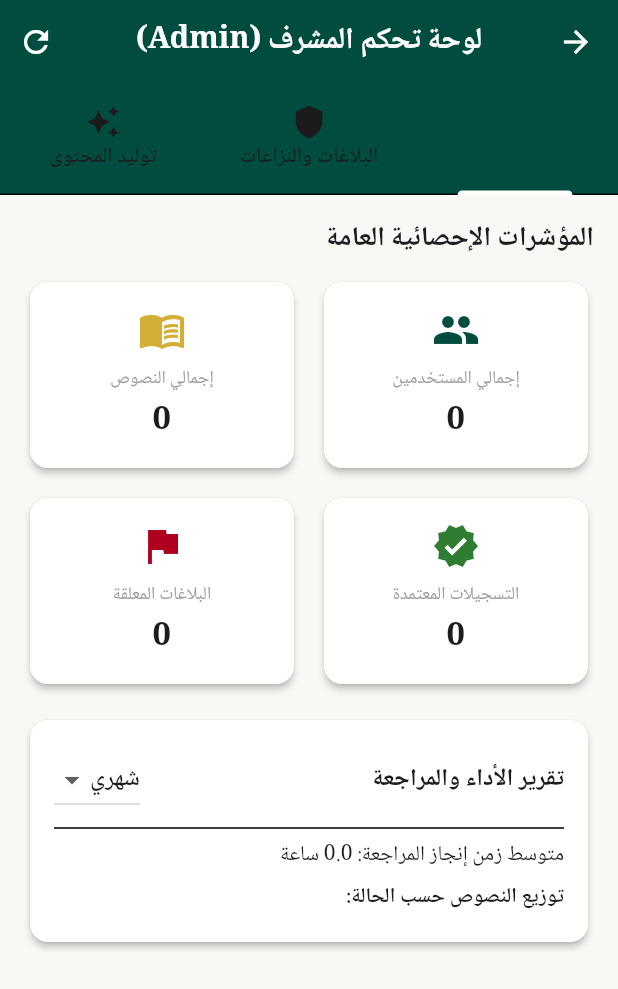
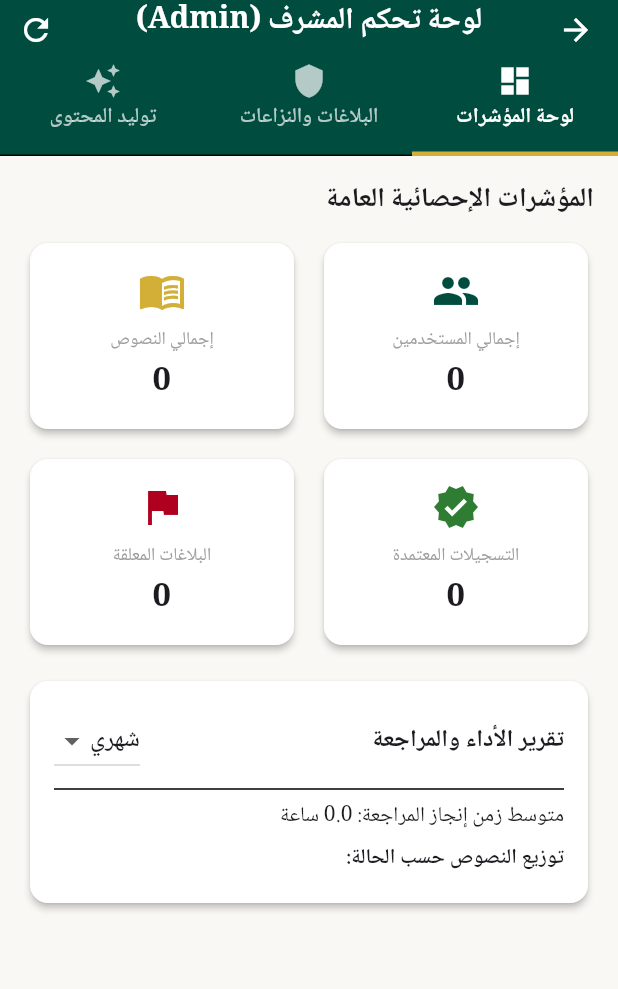
Before and after one commit to iAbdulrrahman/asghi, a Flutter app: the AdminScreen screen opened directly, on a phone screen of 412 x 824 dp. Shown: the top 989 px of the screen. Run offline on Flutter 3.47's test engine with Material 3 defaults, Android fonts, the phone set to English and light mode, and no system bars; our stand-ins replace dio, file_picker, flutter_riverpod, flutter_secure_storage, just_audio, permission_handler; missing offline and left inert: record; accounts and stored records are empty; network calls fail.

Commit message:
feat(4): set high-contrast white tab labels, gold indicator, and fixed-height tab bar

```diff
--- a/mobile/lib/screens/admin/admin_screen.dart
+++ b/mobile/lib/screens/admin/admin_screen.dart
@@ -182,14 +182,21 @@ class _AdminScreenState extends ConsumerState<AdminScreen> with SingleTickerProv
     return Scaffold(
       appBar: AppBar(
         title: const Text('لوحة تحكم المشرف (Admin)'),
-        bottom: TabBar(
-          controller: _tabController,
-          tabs: const [
+        bottom: PreferredSize(
+          preferredSize: const Size.fromHeight(48),
+          child: TabBar(
+            controller: _tabController,
+            labelColor: Colors.white,
+            unselectedLabelColor: Colors.white70,
+            indicatorColor: AppConstants.accentGold,
+            indicatorWeight: 3,
+            tabs: const [
             Tab(text: 'لوحة المؤشرات', icon: Icon(Icons.dashboard)),
             Tab(text: 'البلاغات والنزاعات', icon: Icon(Icons.shield)),
             Tab(text: 'توليد المحتوى', icon: Icon(Icons.auto_awesome)),
           ],
         ),
+          ),
         actions: [
           IconButton(icon: const Icon(Icons.refresh), onPressed: _loadAllAdminData),
         ],
--- a/mobile/lib/screens/contributor/contributor_screen.dart
+++ b/mobile/lib/screens/contributor/contributor_screen.dart
@@ -371,6 +371,10 @@ class _ContributorScreenState extends ConsumerState<ContributorScreen> with Sing
           preferredSize: const Size.fromHeight(48),
           child: TabBar(
             controller: _tabController,
+            labelColor: Colors.white,
+            unselectedLabelColor: Colors.white70,
+            indicatorColor: AppConstants.accentGold,
+            indicatorWeight: 3,
             tabs: const [
               Tab(text: 'نصوص للتسجيل', icon: Icon(Icons.mic)),
               Tab(text: 'تسجيلاتي وحالتها', icon: Icon(Icons.list_alt)),
--- a/mobile/lib/screens/reviewer/reviewer_screen.dart
+++ b/mobile/lib/screens/reviewer/reviewer_screen.dart
@@ -164,6 +164,10 @@ class _ReviewerScreenState extends ConsumerState<ReviewerScreen> with SingleTick
           preferredSize: const Size.fromHeight(48),
           child: TabBar(
             controller: _tabController,
+            labelColor: Colors.white,
+            unselectedLabelColor: Colors.white70,
+            indicatorColor: AppConstants.accentGold,
+            indicatorWeight: 3,
             tabs: const [
               Tab(text: 'تدقيق التسجيلات', icon: Icon(Icons.record_voice_over)),
               Tab(text: 'تدقيق الأسئلة', icon: Icon(Icons.quiz)),
```
Also changed, not shown: mobile/lib/core/api_client.dart (+11 -0 lines), mobile/lib/core/theme.dart (+17 -0 lines).
